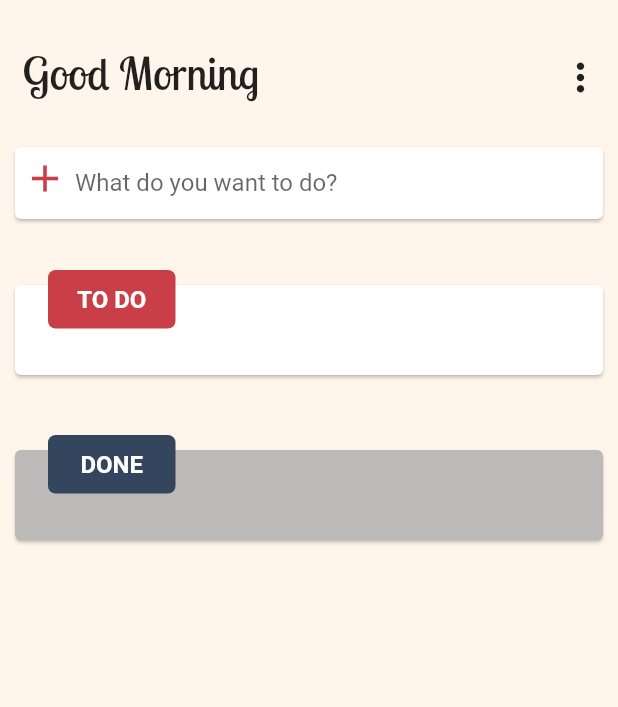
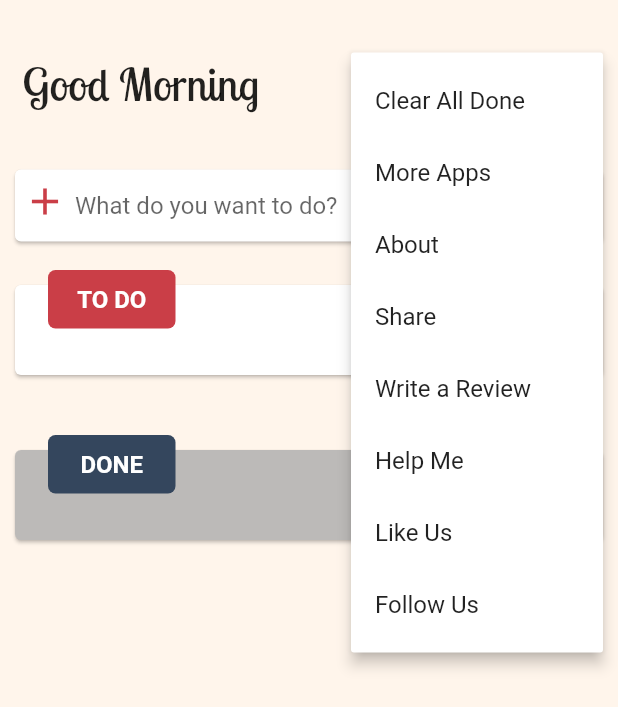
Before and after one commit to mahmudahsan/flutter_todos, a Flutter app: the screen it shows after launch, after a tap on the "more vert" icon, on a phone screen of 412 x 824 dp. Shown: the top 707 px of the screen. Run offline on Flutter 3.47's test engine with Material 2 defaults, Android fonts, the phone set to English and light mode, and no system bars; our stand-ins replace sqflite; accounts and stored records are empty.

```diff
--- a/lib/main.dart
+++ b/lib/main.dart
@@ -38,6 +38,7 @@ class _HomeScreenState extends State<HomeScreen> {
   String welcomeMsg;
   List<Model.Todo> todos;
   List<Model.Todo> dones;
+  //String _selection;
 
   @override
   void initState() {
@@ -79,15 +80,14 @@ class _HomeScreenState extends State<HomeScreen> {
                                       margin:
                                           EdgeInsets.only(right: 10, top: 35),
                                       width: 30,
-                                      child: GestureDetector(
-                                        onTap: () {
-                                          print('More Settings Clicked');
-                                        },
-                                        child: Icon(
-                                          Icons.more_vert,
-                                          size: 30,
-                                        ),
-                                      ),
+//                                      child: GestureDetector(
+//                                        onTap: onMoreButtonClicked,
+//                                        child: Icon(
+//                                          Icons.more_vert,
+//                                          size: 30,
+//                                        ),
+//                                      ),
+                                      child: getMoreOptionsWidget(),
                                     ),
                                   ],
                                 ),
@@ -182,4 +182,22 @@ class _HomeScreenState extends State<HomeScreen> {
     DBWrapper.sharedInstance.deleteTodo(todo);
     getTodosAndDones();
   }
+
+  PopupMenuButton getMoreOptionsWidget() {
+    return PopupMenuButton<int>(
+      elevation: 4,
+      icon: Icon(Icons.more_vert),
+      itemBuilder: (context) => [
+            for (int i = 0; i < kMoreOptionsMap.length; ++i)
+              PopupMenuItem(
+                value: i,
+                child: Text(kMoreOptionsMap[i]),
+              ),
+          ],
+    );
+  }
+
+  void onMoreButtonClicked() {
+    print('hi');
+  }
 }
--- a/lib/utils/utils.dart
+++ b/lib/utils/utils.dart
@@ -3,6 +3,28 @@
  * https://github.com/mahmudahsan
  */
 import 'package:flutter/material.dart';
+
+enum kMoreOptionsKeys {
+  clearAll,
+  moreApps,
+  about,
+  share,
+  writeReview,
+  sendUsEmail,
+  likeUs,
+  followUs,
+}
+
+Map<int, String> kMoreOptionsMap = {
+  kMoreOptionsKeys.clearAll.index: 'Clear All Done',
+  kMoreOptionsKeys.moreApps.index: 'More Apps',
+  kMoreOptionsKeys.about.index: 'About',
+  kMoreOptionsKeys.share.index: 'Share',
+  kMoreOptionsKeys.writeReview.index: 'Write a Review',
+  kMoreOptionsKeys.sendUsEmail.index: 'Help Me',
+  kMoreOptionsKeys.likeUs.index: 'Like Us',
+  kMoreOptionsKeys.followUs.index: 'Follow Us',
+};
 
 class Utils {
   static void hideKeyboard(BuildContext context) {
```
Also changed, not shown: lib/constants.dart (+10 -1 lines).
